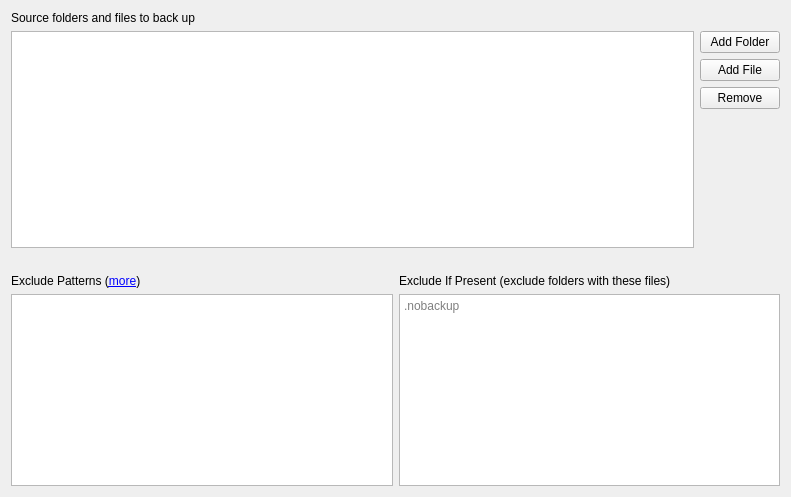
This is src/vorta/assets/UI/sourcetab.ui in borgbase/vorta as Qt 5 draws it before an edit. The edited form follows.
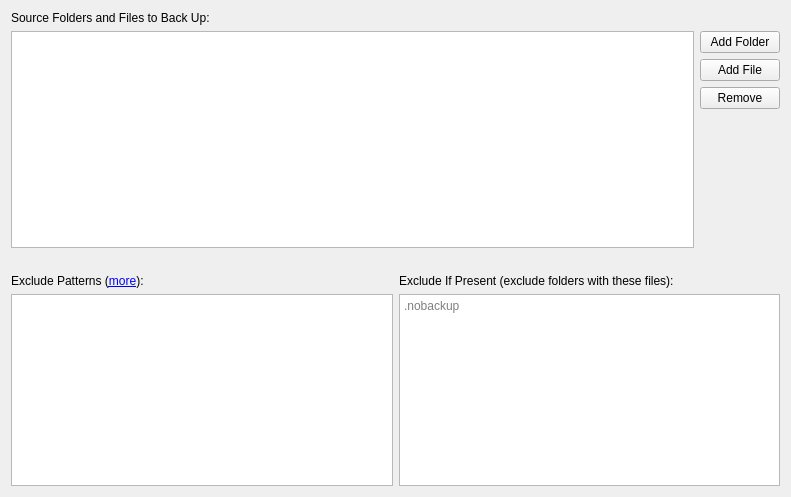
This is the edited form.

Diff of the .ui file:
```diff
--- a/src/vorta/assets/UI/sourcetab.ui
+++ b/src/vorta/assets/UI/sourcetab.ui
@@ -17,7 +17,7 @@
    <item>
     <widget class="QLabel" name="label_6">
      <property name="text">
-      <string>Source folders and files to back up</string>
+      <string>Source Folders and Files to Back Up:</string>
      </property>
     </widget>
    </item>
@@ -74,7 +74,7 @@
      <item row="0" column="0">
       <widget class="QLabel" name="label">
        <property name="text">
-        <string>&lt;html&gt;&lt;head/&gt;&lt;body&gt;&lt;p&gt;Exclude Patterns (&lt;a href=&quot;https://borgbackup.readthedocs.io/en/stable/usage/help.html#borg-help-patterns&quot;&gt;&lt;span style=&quot; text-decoration: underline; color:#0000ff;&quot;&gt;more&lt;/span&gt;&lt;/a&gt;)&lt;/p&gt;&lt;/body&gt;&lt;/html&gt;</string>
+        <string>&lt;html&gt;&lt;head/&gt;&lt;body&gt;&lt;p&gt;Exclude Patterns (&lt;a href=&quot;https://borgbackup.readthedocs.io/en/stable/usage/help.html#borg-help-patterns&quot;&gt;&lt;span style=&quot; text-decoration: underline; color:#0000ff;&quot;&gt;more&lt;/span&gt;&lt;/a&gt;):&lt;/p&gt;&lt;/body&gt;&lt;/html&gt;</string>
        </property>
        <property name="openExternalLinks">
         <bool>true</bool>
@@ -84,7 +84,7 @@
      <item row="0" column="1">
       <widget class="QLabel" name="label_2">
        <property name="text">
-        <string>Exclude If Present (exclude folders with these files)</string>
+        <string>Exclude If Present (exclude folders with these files):</string>
        </property>
       </widget>
      </item>
```
